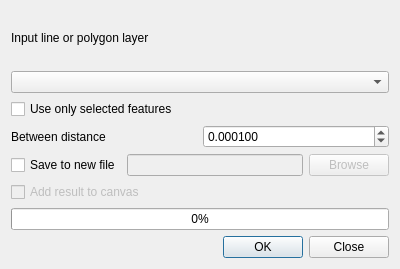
Before: the Qt Designer form python/plugins/fTools/tools/frmUnionNodes.ui in stopa85/Quantum-GIS, drawn with Qt 5.
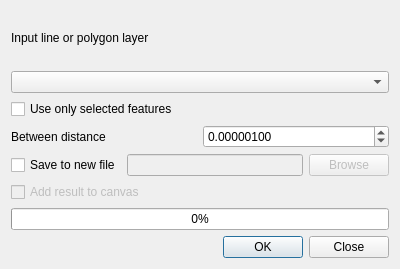
After: the same form once the commit is applied.

Commit message: add union nodes tool

The edit to the form file:
```diff
--- a/python/plugins/fTools/tools/frmUnionNodes.ui
+++ b/python/plugins/fTools/tools/frmUnionNodes.ui
@@ -53,7 +53,7 @@
      <item>
       <widget class="QDoubleSpinBox" name="toleranceSpin">
        <property name="decimals">
-        <number>6</number>
+        <number>8</number>
        </property>
        <property name="minimum">
         <double>0.000000000000000</double>
@@ -62,7 +62,7 @@
         <double>10000000.000000000000000</double>
        </property>
        <property name="value">
-        <double>0.000100000000000</double>
+        <double>0.000001000000000</double>
        </property>
       </widget>
      </item>
```
The commit also changes 2 other files.
